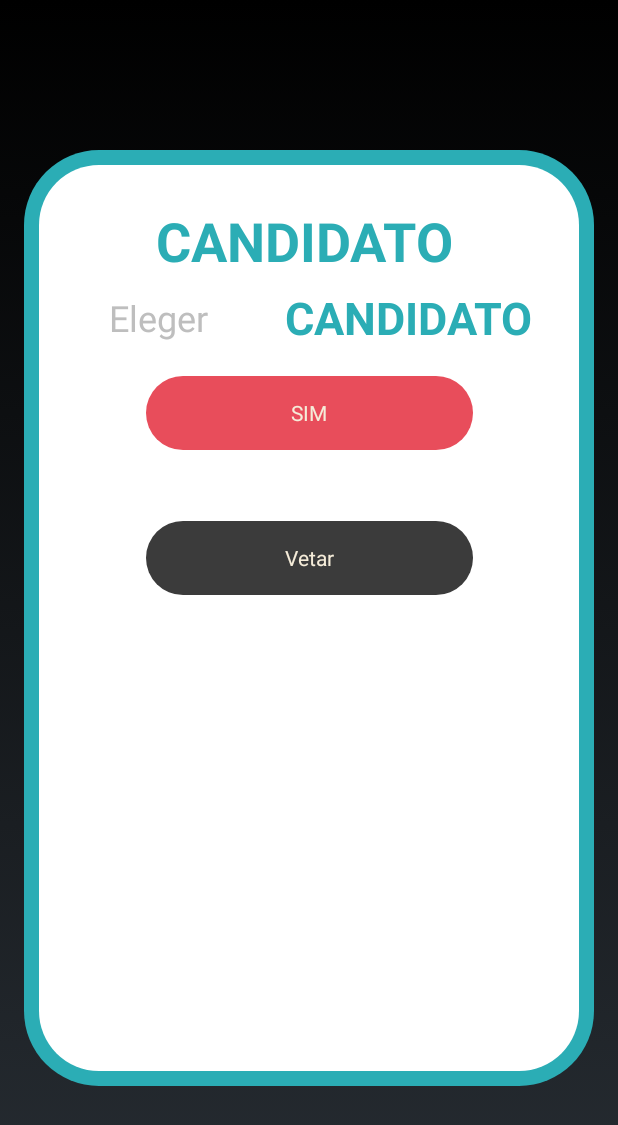
After one commit to AlucardFAS/KingMe-President-Mobile, an Android app: the layout activity_pop_up_eleger.xml on its own in the app's theme, with its tools: preview values and no code run, on a phone screen of 412 x 824 dp. The commit adds this screen. Shown: the top 1125 px of the screen. Run offline under Robolectric (Android 15) with nearby library versions, the phone set to English and light mode, and no system bars.

Commit message:
Popup Eleger feito mudança nome '.java'

```diff
--- a/app/src/main/java/com/dfgv/presidenciaveis/placar.java
+++ b/app/src/main/java/com/dfgv/presidenciaveis/Placar.java
@@ -11,7 +11,7 @@ import android.widget.TextView;
 import com.nostra13.universalimageloader.core.ImageLoader;
 import com.nostra13.universalimageloader.core.ImageLoaderConfiguration;
 
-public class placar extends Activity {
+public class Placar extends Activity {
     private ViewGroup mensagens;
     @Override
     protected void onCreate(Bundle savedInstanceState) {
--- a/app/src/main/java/com/dfgv/presidenciaveis/home.java
+++ b/app/src/main/java/com/dfgv/presidenciaveis/Principal.java
@@ -12,7 +12,7 @@ import android.widget.TextView;
 import com.nostra13.universalimageloader.core.ImageLoader;
 import com.nostra13.universalimageloader.core.ImageLoaderConfiguration;
 
-public class home extends Activity {
+public class Principal extends Activity {
     private ViewGroup mensagens;
     @Override
     protected void onCreate(Bundle savedInstanceState) {
--- a/app/src/main/java/com/dfgv/presidenciaveis/regras.java
+++ b/app/src/main/java/com/dfgv/presidenciaveis/Regras.java
@@ -9,7 +9,7 @@ import android.widget.TextView;
 
 import static android.text.Layout.JUSTIFICATION_MODE_INTER_WORD;
 
-public class regras extends Activity {
+public class Regras extends Activity {
 
     @SuppressLint("NewApi")
     @Override
--- a/app/src/main/java/com/dfgv/presidenciaveis/sobre.java
+++ b/app/src/main/java/com/dfgv/presidenciaveis/Sobre.java
@@ -5,7 +5,7 @@ import android.content.pm.ActivityInfo;
 import android.support.v7.app.AppCompatActivity;
 import android.os.Bundle;
 
-public class sobre extends Activity {
+public class Sobre extends Activity {
 
     @Override
     protected void onCreate(Bundle savedInstanceState) {
--- /dev/null
+++ b/app/src/main/res/layout/activity_pop_up_eleger.xml
@@ -0,0 +1,101 @@
+<?xml version="1.0" encoding="utf-8"?>
+<android.support.constraint.ConstraintLayout xmlns:android="http://schemas.android.com/apk/res/android"
+    xmlns:app="http://schemas.android.com/apk/res-auto"
+    xmlns:tools="http://schemas.android.com/tools"
+    android:layout_width="match_parent"
+    android:layout_height="match_parent"
+    android:layout_marginHorizontal="16dp"
+    android:layout_marginVertical="100dp"
+    android:background="@drawable/pop_bg">
+
+
+    <android.support.constraint.ConstraintLayout xmlns:android="http://schemas.android.com/apk/res/android"
+        xmlns:app="http://schemas.android.com/apk/res-auto"
+        xmlns:tools="http://schemas.android.com/tools"
+        android:layout_width="match_parent"
+        android:layout_height="match_parent"
+        android:background="@drawable/pop_border"
+        tools:layout_editor_absoluteX="0dp"
+        tools:layout_editor_absoluteY="0dp">
+
+
+        <TextView
+            android:id="@+id/txtCandidatoEleger"
+            android:layout_width="205dp"
+            android:layout_height="47dp"
+            android:layout_marginEnd="8dp"
+            android:layout_marginStart="8dp"
+            android:layout_marginTop="16dp"
+            android:text="CANDIDATO"
+            android:textColor="#2BADB5"
+            android:textSize="36sp"
+            android:textStyle="bold"
+            android:visibility="visible"
+            app:layout_constraintEnd_toEndOf="parent"
+            app:layout_constraintHorizontal_bias="0.503"
+            app:layout_constraintStart_toStartOf="parent"
+            app:layout_constraintTop_toTopOf="parent" />
+
+        <TextView
+            android:id="@+id/txtCandidatoEleger2"
+            android:layout_width="178dp"
+            android:layout_height="51dp"
+            android:layout_marginEnd="8dp"
+            android:layout_marginTop="8dp"
+            android:text="CANDIDATO"
+            android:textColor="#2BADB5"
+            android:textSize="30sp"
+            android:textStyle="bold"
+            android:visibility="visible"
+            app:layout_constraintEnd_toEndOf="parent"
+            app:layout_constraintTop_toBottomOf="@+id/txtCandidatoEleger" />
+
+        <Button
+            android:id="@+id/btnVetar"
+            android:layout_width="218dp"
+            android:layout_height="49dp"
+            android:layout_marginBottom="8dp"
+            android:layout_marginEnd="8dp"
+            android:layout_marginStart="8dp"
+            android:layout_marginTop="8dp"
+            android:background="@drawable/pop_cancelar"
+            android:text="Vetar"
+            android:textColor="#F5ECD9"
+            app:layout_constraintBottom_toBottomOf="parent"
+            app:layout_constraintEnd_toEndOf="parent"
+            app:layout_constraintStart_toStartOf="parent"
+            app:layout_constraintTop_toBottomOf="@+id/btnSimEleger"
+            app:layout_constraintVertical_bias="0.117" />
+
+        <TextView
+            android:id="@+id/txtEleger"
+            android:layout_width="109dp"
+            android:layout_height="46dp"
+            android:layout_marginEnd="8dp"
+            android:layout_marginStart="8dp"
+            android:layout_marginTop="12dp"
+            android:text="Eleger"
+            android:textSize="24sp"
+            android:typeface="sans"
+            android:visibility="visible"
+            app:layout_constraintEnd_toStartOf="@+id/txtCandidatoEleger2"
+            app:layout_constraintHorizontal_bias="1.0"
+            app:layout_constraintStart_toStartOf="parent"
+            app:layout_constraintTop_toBottomOf="@+id/txtCandidatoEleger" />
+
+        <Button
+            android:id="@+id/btnSimEleger"
+            android:layout_width="218dp"
+            android:layout_height="49dp"
+            android:layout_marginBottom="8dp"
+            android:layout_marginEnd="8dp"
+            android:layout_marginStart="8dp"
+            android:layout_marginTop="8dp"
+            android:text="SIM"
+            android:textColor="#F5ECD9"
+            android:background="@drawable/pop_selecionar"
+            app:layout_constraintEnd_toEndOf="parent"
+            app:layout_constraintStart_toStartOf="parent"
+            app:layout_constraintTop_toBottomOf="@+id/txtCandidatoEleger2" />
+    </android.support.constraint.ConstraintLayout>
+</android.support.constraint.ConstraintLayout>
```
Also changed, not shown: app/src/main/AndroidManifest.xml (+4 -3 lines), app/src/main/java/com/dfgv/presidenciaveis/PopUpEleger.java (added, +28 -0 lines), app/src/main/java/com/dfgv/presidenciaveis/PopUpSelecionar.java (+0 -10 lines), app/src/main/java/com/dfgv/presidenciaveis/PopUpVotar.java (+4 -5 lines), app/src/main/res/layout/activity_home.xml (+1 -56 lines), app/src/main/res/layout/activity_pop_up_selecionar.xml (+23 -20 lines), app/src/main/res/layout/activity_pop_up_votar.xml (+18 -22 lines), 1 other file.
